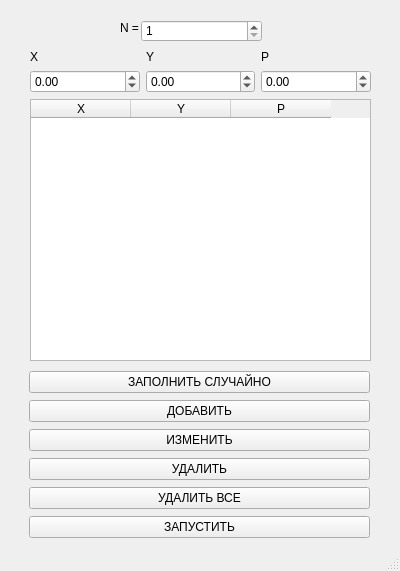
This is lab_04/design.ui in ArdentK/bmstu-4sem-comp_alg as Qt 5 draws it before an edit. The edited form follows.
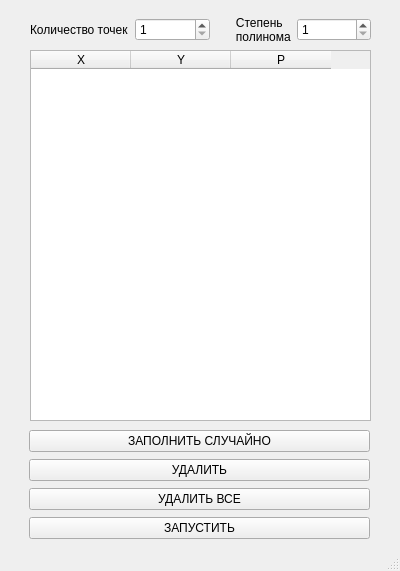
This is the edited form.

Patch:
```diff
--- a/lab_04/design.ui
+++ b/lab_04/design.ui
@@ -14,51 +14,17 @@
    <string>MainWindow</string>
   </property>
   <widget class="QWidget" name="centralwidget">
-   <widget class="QLabel" name="label">
-    <property name="geometry">
-     <rect>
-      <x>120</x>
-      <y>20</y>
-      <width>31</width>
-      <height>16</height>
-     </rect>
-    </property>
-    <property name="text">
-     <string>N = </string>
-    </property>
-   </widget>
    <widget class="QWidget" name="gridLayoutWidget">
     <property name="geometry">
      <rect>
       <x>30</x>
       <y>50</y>
       <width>341</width>
-      <height>311</height>
+      <height>371</height>
      </rect>
     </property>
     <layout class="QGridLayout" name="gridLayout">
-     <item row="0" column="2">
-      <widget class="QLabel" name="label_4">
-       <property name="text">
-        <string>P</string>
-       </property>
-      </widget>
-     </item>
-     <item row="0" column="1">
-      <widget class="QLabel" name="label_3">
-       <property name="text">
-        <string>Y</string>
-       </property>
-      </widget>
-     </item>
-     <item row="0" column="0">
-      <widget class="QLabel" name="label_2">
-       <property name="text">
-        <string>X</string>
-       </property>
-      </widget>
-     </item>
-     <item row="2" column="0" colspan="3">
+     <item row="0" column="0" colspan="2">
       <widget class="QTableWidget" name="tableWidget">
        <property name="enabled">
         <bool>true</bool>
@@ -95,45 +61,15 @@
        </column>
       </widget>
      </item>
-     <item row="1" column="0">
-      <widget class="QDoubleSpinBox" name="QSB_x">
-       <property name="minimum">
-        <double>-1000.000000000000000</double>
-       </property>
-       <property name="maximum">
-        <double>1000.000000000000000</double>
-       </property>
-      </widget>
-     </item>
-     <item row="1" column="1">
-      <widget class="QDoubleSpinBox" name="QSB_y">
-       <property name="minimum">
-        <double>-1000.000000000000000</double>
-       </property>
-       <property name="maximum">
-        <double>1000.000000000000000</double>
-       </property>
-      </widget>
-     </item>
-     <item row="1" column="2">
-      <widget class="QDoubleSpinBox" name="QSB_p">
-       <property name="minimum">
-        <double>-1000.000000000000000</double>
-       </property>
-       <property name="maximum">
-        <double>1000.000000000000000</double>
-       </property>
-      </widget>
-     </item>
     </layout>
    </widget>
    <widget class="QWidget" name="verticalLayoutWidget">
     <property name="geometry">
      <rect>
       <x>29</x>
-      <y>370</y>
+      <y>429</y>
       <width>341</width>
-      <height>170</height>
+      <height>112</height>
      </rect>
     </property>
     <layout class="QVBoxLayout" name="verticalLayout">
@@ -144,20 +80,6 @@
        </property>
       </widget>
      </item>
-     <item>
-      <widget class="QPushButton" name="Qbtn_add">
-       <property name="text">
-        <string>ДОБАВИТЬ</string>
-       </property>
-      </widget>
-     </item>
-     <item>
-      <widget class="QPushButton" name="Qbtn_Edit">
-       <property name="text">
-        <string>ИЗМЕНИТЬ</string>
-       </property>
-      </widget>
-     </item>
      <item>
       <widget class="QPushButton" name="Qbtn_delete">
        <property name="text">
@@ -181,18 +103,46 @@
      </item>
     </layout>
    </widget>
-   <widget class="QSpinBox" name="QSB_n">
+   <widget class="QWidget" name="gridLayoutWidget_2">
     <property name="geometry">
      <rect>
-      <x>141</x>
-      <y>20</y>
-      <width>121</width>
-      <height>22</height>
+      <x>30</x>
+      <y>10</y>
+      <width>341</width>
+      <height>41</height>
      </rect>
     </property>
-    <property name="minimum">
-     <number>1</number>
-    </property>
+    <layout class="QGridLayout" name="gridLayout_2">
+     <item row="1" column="0">
+      <widget class="QLabel" name="label">
+       <property name="text">
+        <string>Количество точек</string>
+       </property>
+      </widget>
+     </item>
+     <item row="1" column="1">
+      <widget class="QSpinBox" name="QSB_n">
+       <property name="minimum">
+        <number>1</number>
+       </property>
+      </widget>
+     </item>
+     <item row="1" column="2">
+      <widget class="QLabel" name="label_5">
+       <property name="text">
+        <string>      Степень 
+      полинома</string>
+       </property>
+      </widget>
+     </item>
+     <item row="1" column="3">
+      <widget class="QSpinBox" name="QSB_power">
+       <property name="minimum">
+        <number>1</number>
+       </property>
+      </widget>
+     </item>
+    </layout>
    </widget>
   </widget>
   <widget class="QMenuBar" name="menubar">
```
